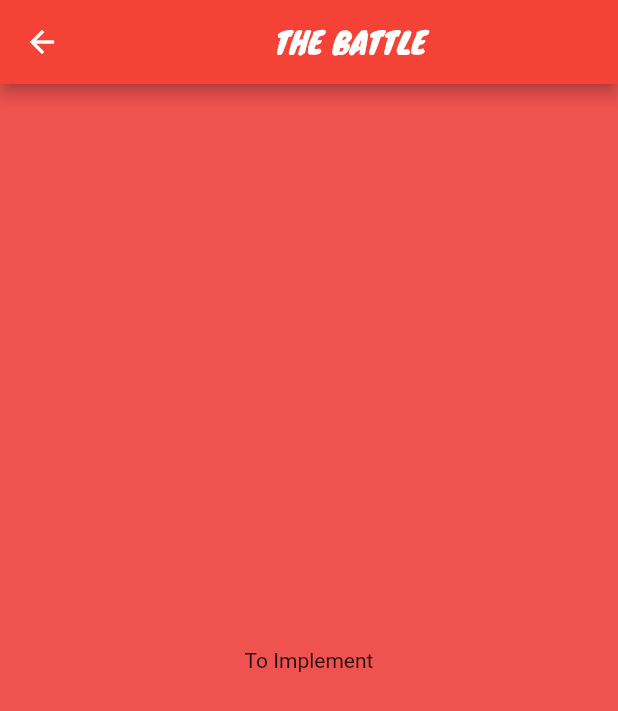
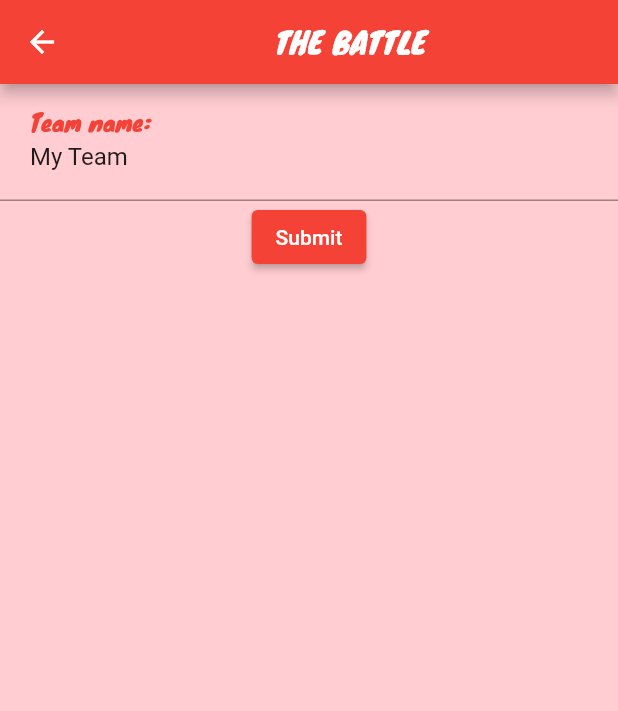
Before and after one commit to ValentinGardelUniv/TheBattle, a Flutter app: the CustomTeamPage screen opened by its route, on a phone screen of 412 x 824 dp. Shown: the top 711 px of the screen. Run offline on Flutter 3.47's test engine with Material 2 defaults, Android fonts, the phone set to English and light mode, and no system bars; our stand-ins replace csv; statements that could not run were skipped.

Commit message:
add custom team form

```diff
--- a/lib/models/Team.dart
+++ b/lib/models/Team.dart
@@ -5,6 +5,7 @@ import 'dart:math';
 class Team {
   static const int MAX_CHARACTER = 5;
 
+  bool validated;
   String uuid;
   String name = "My Team";
   Player player;
@@ -14,6 +15,7 @@ class Team {
     this.uuid = uuid;
     this.player = player;
     this.characters = [];
+    this.validated = false;
     this.autoselectRandomCharacter(2);
   }
 
@@ -35,7 +37,7 @@ class Team {
   }
 
   bool toogleCharacter(Character character) {
-    if (character.autoSelected) return false;
+    if (this.validated || character.autoSelected) return false;
     if (characters.contains(character)) {
       characters.remove(character);
       character.selected = false;
--- a/lib/pages/CustomTeamPage.dart
+++ b/lib/pages/CustomTeamPage.dart
@@ -11,9 +11,24 @@ class CustomTeamPage extends StatefulWidget {
 }
 
 class _CustomTeamPageState extends State<CustomTeamPage> {
+  final _formKey = GlobalKey<FormState>();
+  String changedName;
+
+  @override
+  void initState() {
+    this.changedName = this.widget.team.name;
+    super.initState();
+  }
+
   @override
   void setState(fn) {
     if (this.mounted) super.setState(fn);
+  }
+
+  void validateForm() {
+    if (_formKey.currentState.validate()) {
+      this.widget.team.name = changedName;
+    }
   }
 
   @override
@@ -28,9 +43,36 @@ class _CustomTeamPageState extends State<CustomTeamPage> {
         ),
       ),
       body: Container(
-        color: Colors.red[400],
+        color: Colors.red[100],
         child: Center(
-          child: Text("To Implement"),
+          child: Form(
+            key: _formKey,
+            child: Column(
+              children: [
+                TextFormField(
+                  onSaved: (value) => {changedName = value},
+                  decoration: InputDecoration(
+                    labelText: "Team name:",
+                    labelStyle: TextStyle(
+                      color: Colors.red,
+                      fontFamily: "Knewave",
+                      fontSize: 20,
+                    ),
+                    contentPadding: EdgeInsets.all(20),
+                  ),
+                  initialValue: this.widget.team.name,
+                  validator: (value) {
+                    if (value.isEmpty) return "Please enter a valid name";
+                    return null;
+                  },
+                ),
+                ElevatedButton(
+                  onPressed: validateForm,
+                  child: Text("Submit"),
+                ),
+              ],
+            ),
+          ),
         ),
       ),
     );
--- a/lib/widgets/CharacterPreview.dart
+++ b/lib/widgets/CharacterPreview.dart
@@ -4,14 +4,13 @@ import 'package:projet/models/Character.dart';
 class CharacterPreview extends StatefulWidget {
   final Character character;
   final Function showCharacterDetail;
-  final _characterPreviewState = new _CharacterPreviewState();
 
   CharacterPreview(
       {Key key, @required this.character, this.showCharacterDetail})
       : super(key: key);
 
   @override
-  _CharacterPreviewState createState() => _characterPreviewState;
+  _CharacterPreviewState createState() => _CharacterPreviewState();
 }
 
 class _CharacterPreviewState extends State<CharacterPreview> {
```
Also changed, not shown: lib/pages/TeamPage.dart (+18 -4 lines).
